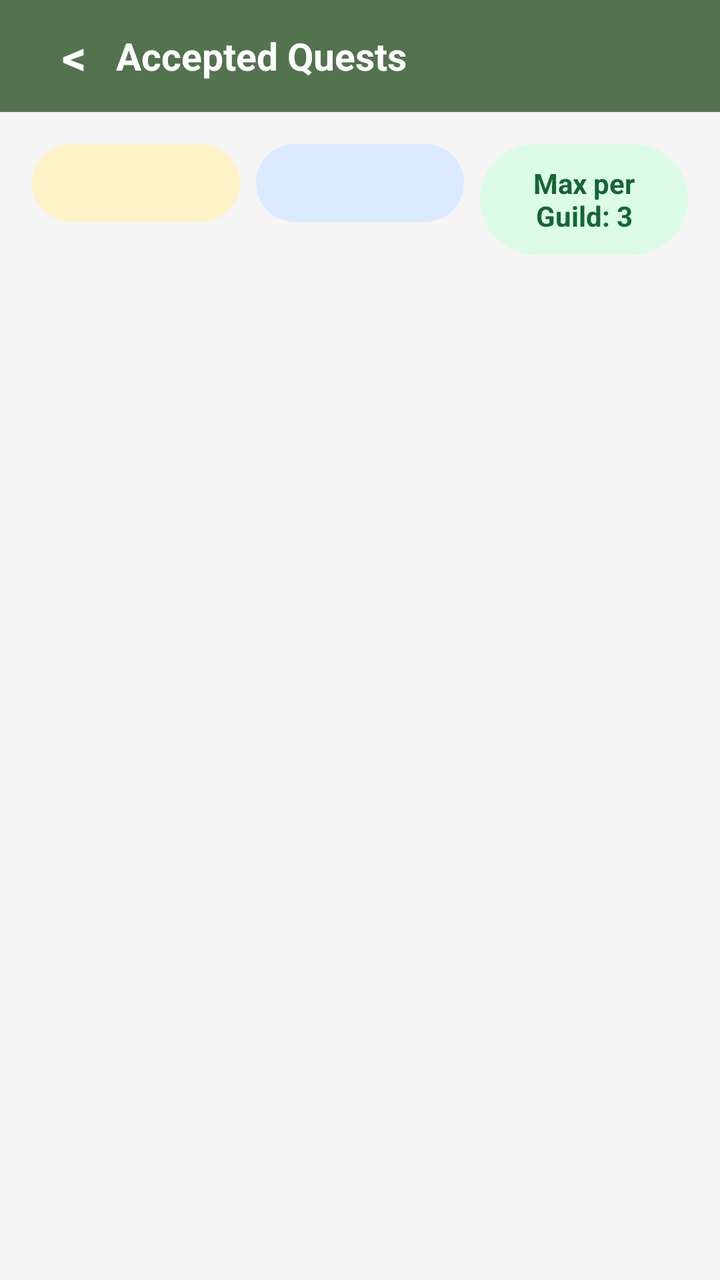
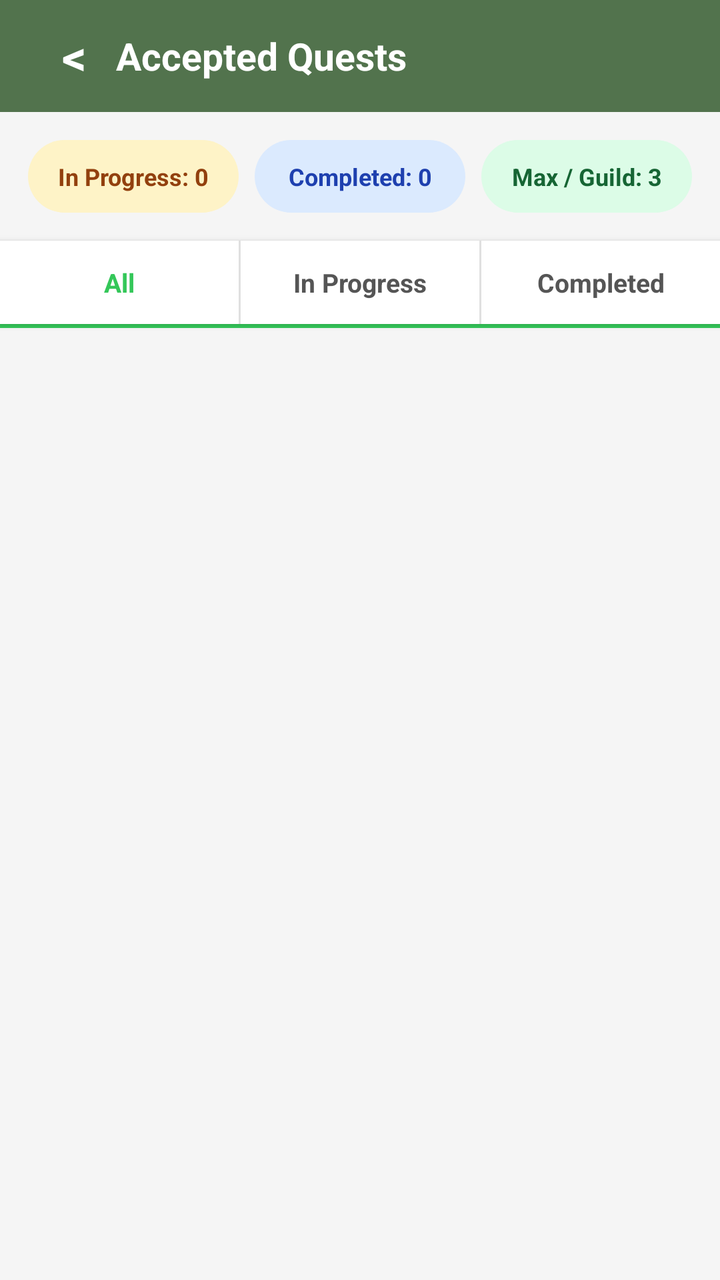

Before-and-after screenshots of an Android layout around one commit, followed by the original layout XML and the change that was made.
<!-- AndroidManifest.xml: application theme Theme.GuildHall -->
<!-- res/layout/activity_accepted_quests.xml -->
<?xml version="1.0" encoding="utf-8"?>
<LinearLayout xmlns:android="http://schemas.android.com/apk/res/android"
    android:layout_width="match_parent"
    android:layout_height="match_parent"
    android:background="@color/background"
    android:orientation="vertical">
    <LinearLayout android:layout_width="match_parent" android:layout_height="56dp" android:background="@color/panel_bg" android:gravity="center_vertical" android:orientation="horizontal" android:paddingHorizontal="16dp">
        <TextView android:id="@+id/btnBack" android:layout_width="42dp" android:layout_height="42dp" android:gravity="center" android:text="&lt;" android:textColor="@color/surface_white" android:textSize="24sp" android:textStyle="bold" />
        <TextView android:layout_width="0dp" android:layout_height="wrap_content" android:layout_weight="1" android:text="Accepted Quests" android:textColor="@color/surface_white" android:textSize="19sp" android:textStyle="bold" />
    </LinearLayout>
    <LinearLayout android:layout_width="match_parent" android:layout_height="wrap_content" android:orientation="horizontal" android:padding="16dp">
        <TextView android:id="@+id/tvInProgress" android:layout_width="0dp" android:layout_height="wrap_content" android:layout_marginEnd="8dp" android:layout_weight="1" android:background="@drawable/bg_chip_amber" android:gravity="center" android:padding="10dp" android:textColor="#92400E" android:textStyle="bold" />
        <TextView android:id="@+id/tvCompleted" android:layout_width="0dp" android:layout_height="wrap_content" android:layout_marginEnd="8dp" android:layout_weight="1" android:background="@drawable/bg_chip_blue" android:gravity="center" android:padding="10dp" android:textColor="#1E40AF" android:textStyle="bold" />
        <TextView android:layout_width="0dp" android:layout_height="wrap_content" android:layout_weight="1" android:background="@drawable/bg_chip_green" android:gravity="center" android:padding="10dp" android:text="Max per Guild: 3" android:textColor="#166534" android:textStyle="bold" />
    </LinearLayout>
    <LinearLayout android:id="@+id/tabRow" android:layout_width="match_parent" android:layout_height="wrap_content" android:orientation="horizontal" android:paddingHorizontal="16dp" />
    <ProgressBar android:id="@+id/progressBar" style="?android:attr/progressBarStyleHorizontal" android:layout_width="match_parent" android:layout_height="4dp" android:layout_marginTop="12dp" android:indeterminate="true" android:indeterminateTint="@color/primary_green" android:visibility="gone" />
    <TextView android:id="@+id/tvEmpty" android:layout_width="match_parent" android:layout_height="wrap_content" android:gravity="center" android:paddingVertical="64dp" android:textColor="@color/text_hint" android:textSize="15sp" android:visibility="gone" />
    <androidx.recyclerview.widget.RecyclerView android:id="@+id/recyclerView" android:layout_width="match_parent" android:layout_height="0dp" android:layout_weight="1" android:clipToPadding="false" android:padding="20dp" />
</LinearLayout>
<!-- resources referenced by this layout -->
<resources>
  <color name="background">#F5F5F5</color>
  <color name="panel_bg">#52734D</color>
  <color name="primary_green">#34C759</color>
  <color name="surface_white">#FFFFFF</color>
  <color name="text_hint">#AAAAAA</color>
  <!-- drawable bg_chip_amber (drawable) -->
  <?xml version="1.0" encoding="utf-8"?>
  <shape xmlns:android="http://schemas.android.com/apk/res/android">
      <solid android:color="#FEF3C7" />
      <corners android:radius="999dp" />
      <padding android:left="10dp" android:right="10dp" android:top="4dp" android:bottom="4dp" />
  </shape>
  <!-- drawable bg_chip_blue (drawable) -->
  <?xml version="1.0" encoding="utf-8"?>
  <shape xmlns:android="http://schemas.android.com/apk/res/android">
      <solid android:color="#DBEAFE" />
      <corners android:radius="999dp" />
      <padding android:left="10dp" android:right="10dp" android:top="4dp" android:bottom="4dp" />
  </shape>
  <!-- drawable bg_chip_green (drawable) -->
  <?xml version="1.0" encoding="utf-8"?>
  <shape xmlns:android="http://schemas.android.com/apk/res/android">
      <solid android:color="#DCFCE7" />
      <corners android:radius="999dp" />
      <padding android:left="10dp" android:right="10dp" android:top="4dp" android:bottom="4dp" />
  </shape>
  <style name="Theme.GuildHall" parent="Theme.MaterialComponents.Light.NoActionBar">
          <item name="colorPrimary">@color/primary_green</item>
          <item name="colorPrimaryDark">@color/status_bar</item>
          <item name="colorAccent">@color/primary_green</item>
          <item name="android:windowBackground">@color/background</item>
          <item name="android:statusBarColor">@color/status_bar</item>
          <item name="android:fontFamily">sans-serif</item>
      </style>
  <color name="status_bar">#3A5C36</color>
</resources>

<!-- the commit's change to res/layout/activity_accepted_quests.xml (unified diff, before → after) -->
@@ -4,17 +4,174 @@
     android:layout_height="match_parent"
     android:background="@color/background"
     android:orientation="vertical">
-    <LinearLayout android:layout_width="match_parent" android:layout_height="56dp" android:background="@color/panel_bg" android:gravity="center_vertical" android:orientation="horizontal" android:paddingHorizontal="16dp">
-        <TextView android:id="@+id/btnBack" android:layout_width="42dp" android:layout_height="42dp" android:gravity="center" android:text="&lt;" android:textColor="@color/surface_white" android:textSize="24sp" android:textStyle="bold" />
-        <TextView android:layout_width="0dp" android:layout_height="wrap_content" android:layout_weight="1" android:text="Accepted Quests" android:textColor="@color/surface_white" android:textSize="19sp" android:textStyle="bold" />
+
+    
+    <LinearLayout
+        android:layout_width="match_parent"
+        android:layout_height="56dp"
+        android:background="@color/panel_bg"
+        android:gravity="center_vertical"
+        android:orientation="horizontal"
+        android:paddingHorizontal="16dp">
+
+        <TextView
+            android:id="@+id/btnBack"
+            android:layout_width="42dp"
+            android:layout_height="42dp"
+            android:gravity="center"
+            android:text="&lt;"
+            android:textColor="@color/surface_white"
+            android:textSize="24sp"
+            android:textStyle="bold" />
+
+        <TextView
+            android:layout_width="0dp"
+            android:layout_height="wrap_content"
+            android:layout_weight="1"
+            android:text="Accepted Quests"
+            android:textColor="@color/surface_white"
+            android:textSize="19sp"
+            android:textStyle="bold" />
     </LinearLayout>
-    <LinearLayout android:layout_width="match_parent" android:layout_height="wrap_content" android:orientation="horizontal" android:padding="16dp">
-        <TextView android:id="@+id/tvInProgress" android:layout_width="0dp" android:layout_height="wrap_content" android:layout_marginEnd="8dp" android:layout_weight="1" android:background="@drawable/bg_chip_amber" android:gravity="center" android:padding="10dp" android:textColor="#92400E" android:textStyle="bold" />
-        <TextView android:id="@+id/tvCompleted" android:layout_width="0dp" android:layout_height="wrap_content" android:layout_marginEnd="8dp" android:layout_weight="1" android:background="@drawable/bg_chip_blue" android:gravity="center" android:padding="10dp" android:textColor="#1E40AF" android:textStyle="bold" />
-        <TextView android:layout_width="0dp" android:layout_height="wrap_content" android:layout_weight="1" android:background="@drawable/bg_chip_green" android:gravity="center" android:padding="10dp" android:text="Max per Guild: 3" android:textColor="#166534" android:textStyle="bold" />
+
+    
+    <LinearLayout
+        android:layout_width="match_parent"
+        android:layout_height="wrap_content"
+        android:orientation="horizontal"
+        android:padding="14dp">
+
+        <TextView
+            android:id="@+id/tvInProgress"
+            android:layout_width="0dp"
+            android:layout_height="wrap_content"
+            android:layout_marginEnd="8dp"
+            android:layout_weight="1"
+            android:background="@drawable/bg_chip_amber"
+            android:gravity="center"
+            android:padding="10dp"
+            android:text="In Progress: 0"
+            android:textColor="#92400E"
+            android:textSize="12sp"
+            android:textStyle="bold" />
+
+        <TextView
+            android:id="@+id/tvCompleted"
+            android:layout_width="0dp"
+            android:layout_height="wrap_content"
+            android:layout_marginEnd="8dp"
+            android:layout_weight="1"
+            android:background="@drawable/bg_chip_blue"
+            android:gravity="center"
+            android:padding="10dp"
+            android:text="Completed: 0"
+            android:textColor="#1E40AF"
+            android:textSize="12sp"
+            android:textStyle="bold" />
+
+        <TextView
+            android:layout_width="0dp"
+            android:layout_height="wrap_content"
+            android:layout_weight="1"
+            android:background="@drawable/bg_chip_green"
+            android:gravity="center"
+            android:padding="10dp"
+            android:text="Max / Guild: 3"
+            android:textColor="#166534"
+            android:textSize="12sp"
+            android:textStyle="bold" />
     </LinearLayout>
-    <LinearLayout android:id="@+id/tabRow" android:layout_width="match_parent" android:layout_height="wrap_content" android:orientation="horizontal" android:paddingHorizontal="16dp" />
-    <ProgressBar android:id="@+id/progressBar" style="?android:attr/progressBarStyleHorizontal" android:layout_width="match_parent" android:layout_height="4dp" android:layout_marginTop="12dp" android:indeterminate="true" android:indeterminateTint="@color/primary_green" android:visibility="gone" />
-    <TextView android:id="@+id/tvEmpty" android:layout_width="match_parent" android:layout_height="wrap_content" android:gravity="center" android:paddingVertical="64dp" android:textColor="@color/text_hint" android:textSize="15sp" android:visibility="gone" />
-    <androidx.recyclerview.widget.RecyclerView android:id="@+id/recyclerView" android:layout_width="match_parent" android:layout_height="0dp" android:layout_weight="1" android:clipToPadding="false" android:padding="20dp" />
+
+    
+    <LinearLayout
+        android:layout_width="match_parent"
+        android:layout_height="wrap_content"
+        android:background="@color/surface_white"
+        android:elevation="2dp"
+        android:orientation="horizontal">
+
+        <TextView
+            android:id="@+id/tabAll"
+            android:layout_width="0dp"
+            android:layout_height="wrap_content"
+            android:layout_weight="1"
+            android:gravity="center"
+            android:paddingVertical="12dp"
+            android:text="All"
+            android:textColor="@color/primary_green"
+            android:textSize="13sp"
+            android:textStyle="bold" />
+
+        <View
+            android:layout_width="1dp"
+            android:layout_height="match_parent"
+            android:background="@color/divider" />
+
+        <TextView
+            android:id="@+id/tabInProgress"
+            android:layout_width="0dp"
+            android:layout_height="wrap_content"
+            android:layout_weight="1"
+            android:gravity="center"
+            android:paddingVertical="12dp"
+            android:text="In Progress"
+            android:textColor="@color/text_secondary"
+            android:textSize="13sp"
+            android:textStyle="bold" />
+
+        <View
+            android:layout_width="1dp"
+            android:layout_height="match_parent"
+            android:background="@color/divider" />
+
+        <TextView
+            android:id="@+id/tabCompleted"
+            android:layout_width="0dp"
+            android:layout_height="wrap_content"
+            android:layout_weight="1"
+            android:gravity="center"
+            android:paddingVertical="12dp"
+            android:text="Completed"
+            android:textColor="@color/text_secondary"
+            android:textSize="13sp"
+            android:textStyle="bold" />
+    </LinearLayout>
+
+    
+    <View
+        android:layout_width="match_parent"
+        android:layout_height="2dp"
+        android:background="@color/primary_green" />
+
+    
+    <ProgressBar
+        android:id="@+id/progressBar"
+        style="?android:attr/progressBarStyleHorizontal"
+        android:layout_width="match_parent"
+        android:layout_height="4dp"
+        android:indeterminate="true"
+        android:indeterminateTint="@color/primary_green"
+        android:visibility="gone" />
+
+    
+    <TextView
+        android:id="@+id/tvEmpty"
+        android:layout_width="match_parent"
+        android:layout_height="wrap_content"
+        android:gravity="center"
+        android:lineSpacingExtra="4dp"
+        android:paddingVertical="64dp"
+        android:textColor="@color/text_hint"
+        android:textSize="14sp"
+        android:visibility="gone" />
+
+    
+    <androidx.recyclerview.widget.RecyclerView
+        android:id="@+id/recyclerView"
+        android:layout_width="match_parent"
+        android:layout_height="0dp"
+        android:layout_weight="1"
+        android:clipToPadding="false"
+        android:padding="16dp" />
+
 </LinearLayout>
<!-- resource entries referenced after the edit -->
@@ -1,10 +1,12 @@
 <!-- resources referenced by this layout -->
 <resources>
   <color name="background">#F5F5F5</color>
+  <color name="divider">#E0E0E0</color>
   <color name="panel_bg">#52734D</color>
   <color name="primary_green">#34C759</color>
   <color name="surface_white">#FFFFFF</color>
   <color name="text_hint">#AAAAAA</color>
+  <color name="text_secondary">#555555</color>
   <!-- drawable bg_chip_amber (drawable) -->
   <?xml version="1.0" encoding="utf-8"?>
   <shape xmlns:android="http://schemas.android.com/apk/res/android">
